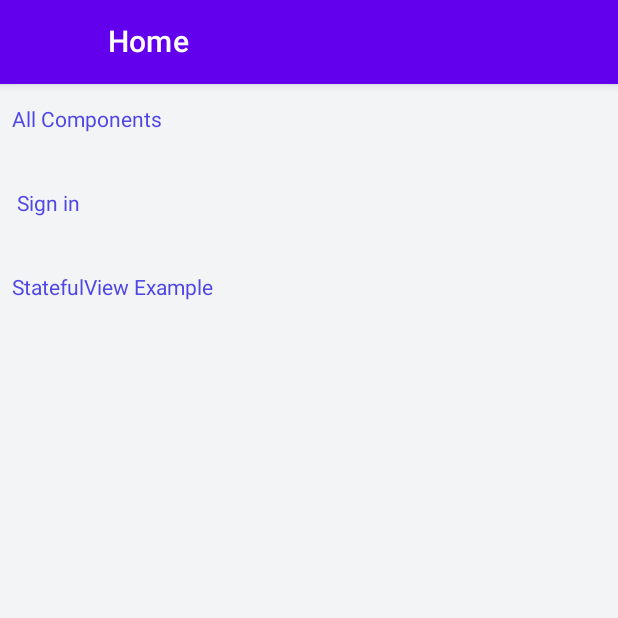
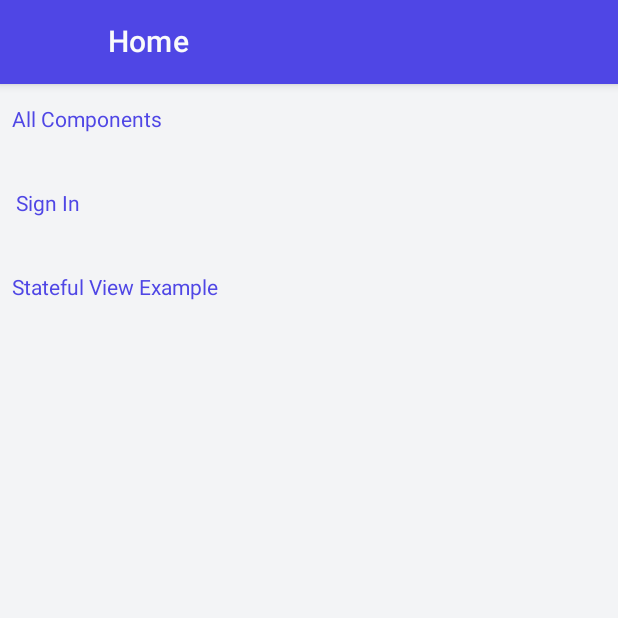
Before and after one commit to steamclock/compose_components, an Android app built with Jetpack Compose: the screen it shows after launch (MainActivity), on a phone screen of 412 x 824 dp, the top half of it. Run offline under Robolectric (Android 15) with nearby library versions, the phone set to English and light mode, and no system bars.

Commit message:
Fix theming

```diff
--- a/Sample/app/src/main/java/com/steamclock/compose_components/MainActivity.kt
+++ b/Sample/app/src/main/java/com/steamclock/compose_components/MainActivity.kt
@@ -33,6 +33,7 @@ class MainActivity : ComponentActivity() {
 
 @Composable
 private fun Content() {
+    NiceComponentsTheme {
         val navController = rememberNavController()
         Scaffold(topBar = {
             val navBackStackEntry by navController.currentBackStackEntryAsState()
@@ -50,7 +51,6 @@ private fun Content() {
                 }
             )
         }) {
-        NiceComponentsTheme {
             Surface {
                 NavHost(navController = navController, startDestination = Routes.Home) {
                     composable(Routes.Home) { Home(navController) }
--- a/Sample/app/src/main/java/com/steamclock/compose_components/views/Home.kt
+++ b/Sample/app/src/main/java/com/steamclock/compose_components/views/Home.kt
@@ -24,13 +24,13 @@ fun Home(navController: NavController) {
         modifier = Modifier.fillMaxSize(),
         verticalArrangement = Arrangement.spacedBy(8.dp)
     ) {
-        BorderlessButton(text = "All Components") {
+        BorderlessButton(text = Routes.AllComponents) {
             navController.navigate(Routes.AllComponents)
         }
-        BorderlessButton(text = "Sign in") {
+        BorderlessButton(text = Routes.SignIn) {
             navController.navigate(Routes.SignIn)
         }
-        BorderlessButton(text = "StatefulView Example") {
+        BorderlessButton(text = Routes.StatefulView) {
             navController.navigate(Routes.StatefulView)
         }
     }
```
Lines whose indentation alone changed are shown as unchanged.
